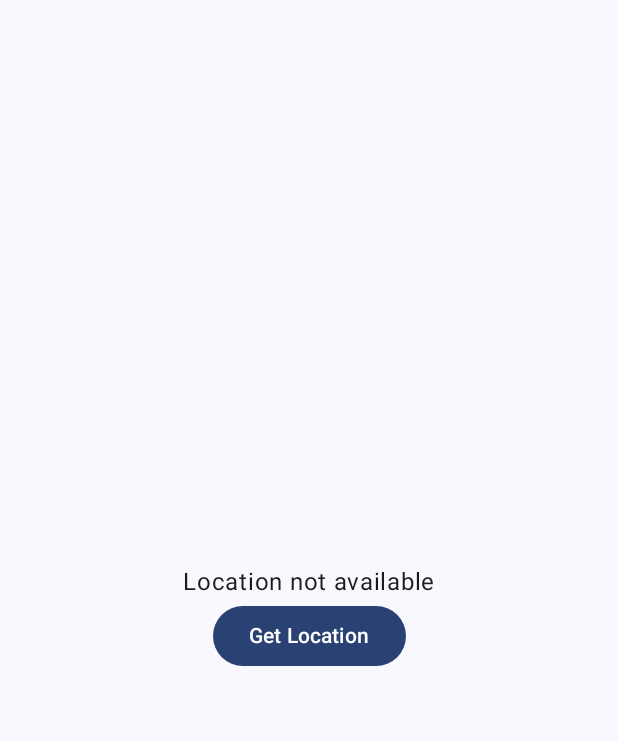
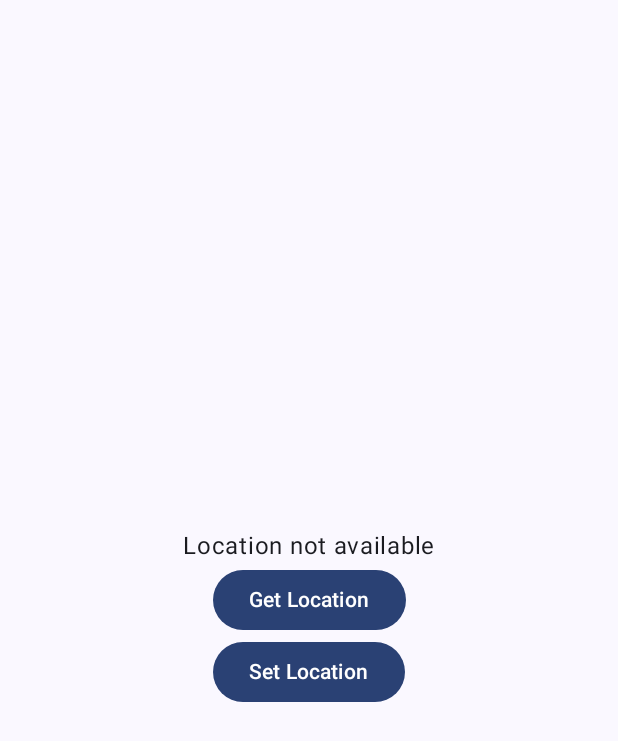
Before and after one commit to MHThe1/Location-app, an Android app built with Jetpack Compose: the screen it shows after launch (MainActivity), on a phone screen of 412 x 824 dp. Shown: the top 741 px of the screen. Run offline under Robolectric (Android 15) with nearby library versions, the phone set to English and light mode, and no system bars.

Commit message:
Google map and selecting location features added

```diff
--- a/app/src/main/AndroidManifest.xml
+++ b/app/src/main/AndroidManifest.xml
@@ -16,6 +16,12 @@
         android:supportsRtl="true"
         android:theme="@style/Theme.LocationApp"
         tools:targetApi="31">
+
+        <meta-data
+            android:name="com.google.android.geo.API_KEY"
+            android:value="${apiKey}"
+            />
+
         <activity
             android:name=".MainActivity"
             android:exported="true"
--- a/app/src/main/java/com/learning/locationapp/MainActivity.kt
+++ b/app/src/main/java/com/learning/locationapp/MainActivity.kt
@@ -12,20 +12,21 @@ import androidx.activity.result.contract.ActivityResultContracts
 import androidx.compose.foundation.layout.Arrangement
 import androidx.compose.foundation.layout.Column
 import androidx.compose.foundation.layout.fillMaxSize
-import androidx.compose.foundation.layout.padding
 import androidx.compose.material3.Button
 import androidx.compose.material3.MaterialTheme
-import androidx.compose.material3.Scaffold
 import androidx.compose.material3.Text
 import androidx.compose.runtime.Composable
 import androidx.compose.ui.Modifier
-import androidx.compose.ui.tooling.preview.Preview
 import com.learning.locationapp.ui.theme.LocationAppTheme
 import androidx.compose.material3.Surface
 import androidx.compose.ui.Alignment
 import androidx.compose.ui.platform.LocalContext
 import androidx.core.app.ActivityCompat
 import androidx.lifecycle.viewmodel.compose.viewModel
+import androidx.navigation.NavHostController
+import androidx.navigation.compose.NavHost
+import androidx.navigation.compose.composable
+import androidx.navigation.compose.rememberNavController
 
 class MainActivity : ComponentActivity() {
     override fun onCreate(savedInstanceState: Bundle?) {
@@ -47,11 +48,27 @@ class MainActivity : ComponentActivity() {
 
 
 @Composable
-fun MyApp(viewModel: LocationViewModel){
+fun MyApp(viewModel: LocationViewModel) {
     val context = LocalContext.current
     val locationUtils = LocationUtils(context)
+    val navController = rememberNavController()
 
-    LocationDisplay(locationUtils, viewModel, context)
+    // Start the navigation host
+    NavHost(navController = navController, startDestination = "location_display") {
+        composable("location_display") {
+            LocationDisplay(locationUtils, viewModel, context, navController)
+        }
+        composable("location_selection") {
+            LocationSelectionScreen(
+                location = LocationData(viewModel.location.value?.latitude ?: 23.6850,
+                    viewModel.location.value?.longitude ?: 90.3563),
+                onLocationSelected = { selectedLocation ->
+                    viewModel.updateLocation(selectedLocation)
+                    navController.popBackStack()
+                }
+            )
+        }
+    }
 }
 
 
@@ -59,11 +76,12 @@ fun MyApp(viewModel: LocationViewModel){
 fun LocationDisplay(
     locationUtils: LocationUtils,
     viewModel: LocationViewModel,
-    context: Context
+    context: Context,
+    navController: NavHostController
 ) {
-
     val location = viewModel.location.value
 
+    // Recalculate the address whenever the location changes
     val address = location?.let { locationUtils.reverseGeocodeLocation(location) }
 
     val requestPermissionLauncher = rememberLauncherForActivityResult(
@@ -106,7 +124,8 @@ fun LocationDisplay(
         horizontalAlignment = Alignment.CenterHorizontally,
         verticalArrangement = Arrangement.Center
     ) {
-        if(location != null ) {
+        if (location != null) {
+            // Display the updated location and address dynamically
             Text(text = "Latitude: ${location.latitude}")
             Text(text = "Longitude: ${location.longitude}")
             Text(text = "Address: $address")
@@ -129,5 +148,11 @@ fun LocationDisplay(
         }) {
             Text(text = "Get Location")
         }
+
+        Button(onClick = {
+            navController.navigate("location_selection")
+        }) {
+            Text(text = "Set Location")
+        }
     }
 }
```
Also changed, not shown: app/build.gradle.kts (+24 -0 lines), app/src/main/java/com/learning/locationapp/LocationData.kt (deleted, +0 -7 lines), app/src/main/java/com/learning/locationapp/LocationSelectionScreen.kt (added, +61 -0 lines), app/src/main/java/com/learning/locationapp/LocatonData.kt (added, +15 -0 lines).
